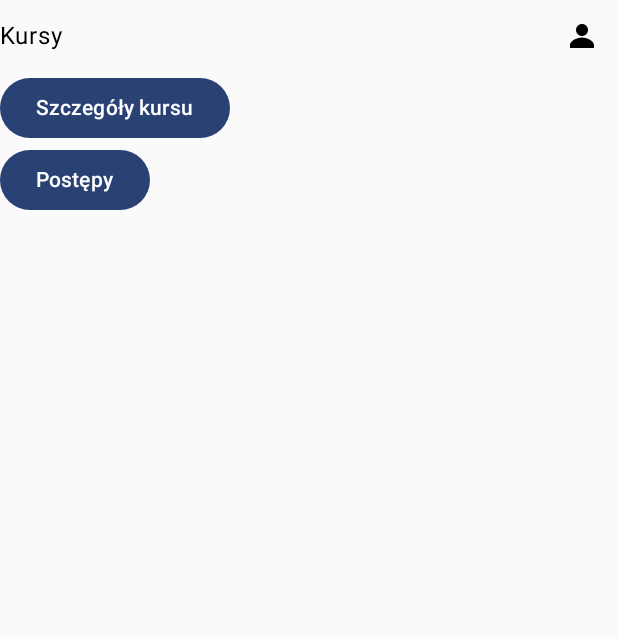
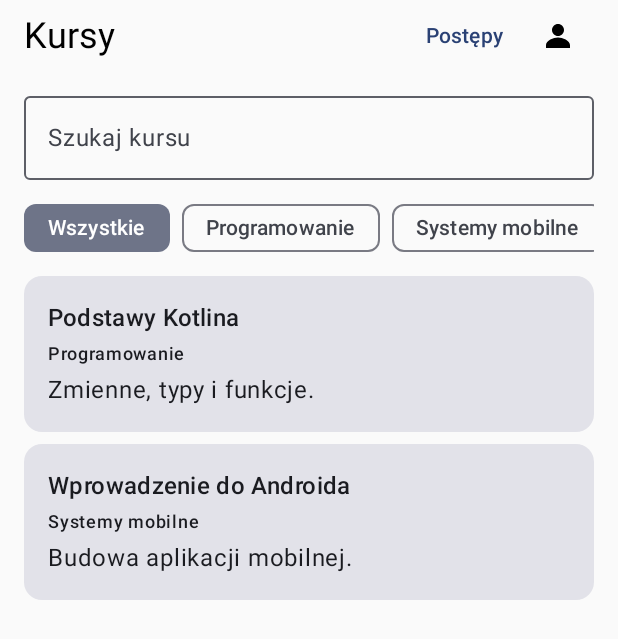
Before and after one commit to asanyx/E-Learning, an Android app built with Jetpack Compose: the CourseListScreen screen opened through its navigation route, on a phone screen of 412 x 824 dp. Shown: the top 639 px of the screen. Run offline under Robolectric (Android 15) with nearby library versions, the phone set to English and light mode, and no system bars; our stand-ins replace Firebase (no records; nobody signed in at launch, a user with empty details on screens opened directly), Room's generated code.

Commit message:
Add CourseRepository and course list screen

```diff
--- a/app/src/main/java/com/example/elearning/ElearningApp.kt
+++ b/app/src/main/java/com/example/elearning/ElearningApp.kt
@@ -1,17 +1,29 @@
 package com.example.elearning
 
 import android.app.Application
+import com.example.elearning.data.remote.FirebaseAuthRepository
+import com.example.elearning.data.repository.AuthRepository
+import com.example.elearning.data.repository.CourseRepository
+import com.example.elearning.data.repository.RoomCourseRepository
 import com.example.elearning.data.local.AppDatabase
 import com.example.elearning.data.local.seedIfEmpty
 import kotlinx.coroutines.CoroutineScope
 import kotlinx.coroutines.Dispatchers
 import kotlinx.coroutines.launch
 
+class AppContainer(application: Application) {
+    val database = AppDatabase.getInstance(application)
+    val courseRepository: CourseRepository = RoomCourseRepository(database.courseDao())
+    val authRepository: AuthRepository by lazy { FirebaseAuthRepository() }
+}
+
 class ElearningApp : Application() {
+    val container by lazy { AppContainer(this) }
+
     override fun onCreate() {
         super.onCreate()
         CoroutineScope(Dispatchers.IO).launch {
-            seedIfEmpty(AppDatabase.getInstance(this@ElearningApp))
+            seedIfEmpty(container.database)
         }
     }
 }
--- a/app/src/main/java/com/example/elearning/data/local/dao/CourseDao.kt
+++ b/app/src/main/java/com/example/elearning/data/local/dao/CourseDao.kt
@@ -15,7 +15,11 @@ interface CourseDao {
     @Query("SELECT * FROM courses WHERE id = :id")
     fun observeById(id: String): Flow<CourseEntity?>
 
-    @Query("SELECT * FROM courses WHERE title LIKE '%' || :query || '%' OR category LIKE '%' || :query || '%'")
+    @Query("""
+        SELECT * FROM courses
+        WHERE title LIKE '%' || REPLACE(REPLACE(REPLACE(:query, '!', '!!'), '%', '!%'), '_', '!_') || '%' ESCAPE '!'
+           OR category LIKE '%' || REPLACE(REPLACE(REPLACE(:query, '!', '!!'), '%', '!%'), '_', '!_') || '%' ESCAPE '!'
+    """)
     fun search(query: String): Flow<List<CourseEntity>>
 
     @Insert(onConflict = OnConflictStrategy.REPLACE)
--- /dev/null
+++ b/app/src/main/java/com/example/elearning/data/repository/CourseRepository.kt
@@ -0,0 +1,9 @@
+package com.example.elearning.data.repository
+
+import com.example.elearning.domain.model.Course
+import kotlinx.coroutines.flow.Flow
+
+interface CourseRepository {
+    fun observeCourses(query: String): Flow<List<Course>>
+    fun observeCourse(id: String): Flow<Course?>
+}
--- /dev/null
+++ b/app/src/main/java/com/example/elearning/data/repository/RoomCourseRepository.kt
@@ -0,0 +1,19 @@
+package com.example.elearning.data.repository
+
+import com.example.elearning.data.local.dao.CourseDao
+import com.example.elearning.data.local.entity.CourseEntity
+import com.example.elearning.domain.model.Course
+import kotlinx.coroutines.flow.Flow
+import kotlinx.coroutines.flow.map
+
+class RoomCourseRepository(private val dao: CourseDao) : CourseRepository {
+    override fun observeCourses(query: String): Flow<List<Course>> {
+        val rows = if (query.isBlank()) dao.observeAll() else dao.search(query.trim())
+        return rows.map { courses -> courses.map { it.toCourse() } }
+    }
+
+    override fun observeCourse(id: String): Flow<Course?> =
+        dao.observeById(id).map { it?.toCourse() }
+
+    private fun CourseEntity.toCourse() = Course(id, title, description, category)
+}
--- /dev/null
+++ b/app/src/main/java/com/example/elearning/domain/model/Course.kt
@@ -0,0 +1,3 @@
+package com.example.elearning.domain.model
+
+data class Course(val id: String, val title: String, val description: String, val category: String)
--- a/app/src/main/java/com/example/elearning/ui/navigation/AppNavHost.kt
+++ b/app/src/main/java/com/example/elearning/ui/navigation/AppNavHost.kt
@@ -10,7 +10,9 @@ import androidx.compose.ui.Alignment
 import androidx.lifecycle.compose.collectAsStateWithLifecycle
 import androidx.lifecycle.viewmodel.compose.viewModel
 import androidx.navigation.compose.currentBackStackEntryAsState
-import com.example.elearning.data.remote.FirebaseAuthRepository
+import androidx.compose.ui.platform.LocalContext
+import com.example.elearning.ElearningApp
+import com.example.elearning.ui.viewmodel.CourseListViewModel
 import com.example.elearning.ui.viewmodel.AuthViewModel
 import androidx.compose.ui.Modifier
 import androidx.navigation.NavType
@@ -31,7 +33,8 @@ import com.example.elearning.ui.screens.ProfileScreen
 @Composable
 fun AppNavHost() {
     val nav = rememberNavController()
-    val factory = remember { AuthViewModel.Factory(FirebaseAuthRepository()) }
+    val container = (LocalContext.current.applicationContext as ElearningApp).container
+    val factory = remember { AuthViewModel.Factory(container.authRepository) }
     val auth: AuthViewModel = viewModel(factory = factory)
     val state by auth.uiState.collectAsStateWithLifecycle()
     if (state.isInitializing) {
@@ -74,8 +77,15 @@ fun AppNavHost() {
             )
         }
         composable(Routes.CourseList) {
+            val courses: CourseListViewModel = viewModel(factory = remember {
+                CourseListViewModel.Factory(container.courseRepository)
+            })
+            val listState by courses.uiState.collectAsStateWithLifecycle()
             CourseListScreen(
-                onCourseDetail = { nav.navigate(Routes.course(it)) },
+                uiState = listState,
+                onQueryChange = courses::setQuery,
+                onCategoryChange = courses::selectCategory,
+                onCourseClick = { nav.navigate(Routes.course(it)) },
                 onProgress = { nav.navigate(Routes.Progress) },
                 onProfile = { nav.navigate(Routes.Profile) }
             )
--- a/app/src/main/java/com/example/elearning/ui/screens/CourseListScreen.kt
+++ b/app/src/main/java/com/example/elearning/ui/screens/CourseListScreen.kt
@@ -1,39 +1,89 @@
 package com.example.elearning.ui.screens
 
 import androidx.compose.foundation.layout.*
+import androidx.compose.foundation.lazy.*
+import androidx.compose.material3.*
+import androidx.compose.runtime.Composable
 import androidx.compose.ui.Alignment
 import androidx.compose.ui.Modifier
 import androidx.compose.ui.res.painterResource
 import androidx.compose.ui.res.stringResource
-import androidx.compose.material3.Icon
-import androidx.compose.material3.IconButton
+import androidx.compose.ui.text.style.TextOverflow
+import androidx.compose.ui.tooling.preview.Preview
+import androidx.compose.ui.unit.dp
+import com.example.elearning.domain.model.Course
+import com.example.elearning.ui.theme.ElearningTheme
+import com.example.elearning.ui.viewmodel.CourseListUiState
 import com.example.platformaELearningowa.R
-import androidx.compose.material3.Button
-import androidx.compose.material3.Text
-import androidx.compose.runtime.Composable
-import androidx.compose.ui.tooling.preview.Preview
-import com.example.elearning.ui.theme.ElearningTheme
 
 @Composable
 fun CourseListScreen(
-    onCourseDetail: (String) -> Unit,
+    uiState: CourseListUiState,
+    onQueryChange: (String) -> Unit,
+    onCategoryChange: (String?) -> Unit,
+    onCourseClick: (String) -> Unit,
     onProgress: () -> Unit,
     onProfile: () -> Unit
 ) {
-    Column {
-        Row(Modifier.fillMaxWidth(), verticalAlignment = Alignment.CenterVertically) {
-            Text(stringResource(R.string.courses_title), Modifier.weight(1f))
+    Column(Modifier.fillMaxSize().padding(horizontal = 16.dp), verticalArrangement = Arrangement.spacedBy(8.dp)) {
+        Row(verticalAlignment = Alignment.CenterVertically) {
+            Text(stringResource(R.string.courses_title), Modifier.weight(1f), style = MaterialTheme.typography.headlineSmall)
+            TextButton(onClick = onProgress) { Text(stringResource(R.string.courses_progress)) }
             IconButton(onClick = onProfile) {
                 Icon(painterResource(R.drawable.ic_profile), stringResource(R.string.profile_title))
             }
         }
-        Button(onClick = { onCourseDetail("course-1") }) { Text("Szczegóły kursu") }
-        Button(onClick = onProgress) { Text("Postępy") }
+        OutlinedTextField(
+            value = uiState.query, onValueChange = onQueryChange,
+            modifier = Modifier.fillMaxWidth(), singleLine = true,
+            label = { Text(stringResource(R.string.courses_search)) },
+            trailingIcon = {
+                if (uiState.query.isNotEmpty()) {
+                    IconButton(onClick = { onQueryChange("") }) {
+                        Icon(painterResource(R.drawable.ic_clear_search), stringResource(R.string.courses_clear))
+                    }
+                }
+            }
+        )
+        LazyRow(horizontalArrangement = Arrangement.spacedBy(8.dp)) {
+            item {
+                FilterChip(selected = uiState.selectedCategory == null, onClick = { onCategoryChange(null) },
+                    label = { Text(stringResource(R.string.courses_all)) })
+            }
+            items(uiState.categories) { category ->
+                FilterChip(selected = uiState.selectedCategory == category, onClick = { onCategoryChange(category) },
+                    label = { Text(category) })
+            }
+        }
+        when {
+            uiState.isLoading -> CircularProgressIndicator(Modifier.align(Alignment.CenterHorizontally))
+            uiState.courses.isEmpty() -> Text(stringResource(R.string.courses_empty))
+            else -> LazyColumn(verticalArrangement = Arrangement.spacedBy(8.dp)) {
+                items(uiState.courses, key = { it.id }) { course ->
+                    Card(onClick = { onCourseClick(course.id) }, modifier = Modifier.fillMaxWidth()) {
+                        Column(Modifier.padding(16.dp), verticalArrangement = Arrangement.spacedBy(4.dp)) {
+                            Text(course.title, style = MaterialTheme.typography.titleMedium)
+                            Text(course.category, style = MaterialTheme.typography.labelMedium)
+                            Text(course.description, maxLines = 2, overflow = TextOverflow.Ellipsis)
+                        }
+                    }
+                }
+            }
+        }
     }
 }
 
 @Preview(showBackground = true)
 @Composable
 private fun CourseListPreview() {
-    ElearningTheme { CourseListScreen({}, {}, {}) }
+    val course = Course("kotlin", "Podstawy Kotlina", "Zmienne, typy i funkcje.", "Programowanie")
+    ElearningTheme {
+        CourseListScreen(CourseListUiState(listOf(course), listOf(course.category), isLoading = false), {}, {}, {}, {}, {})
+    }
 }
+
+@Preview(showBackground = true)
+@Composable
+private fun EmptyCourseListPreview() {
+    ElearningTheme { CourseListScreen(CourseListUiState(isLoading = false), {}, {}, {}, {}, {}) }
+}
--- /dev/null
+++ b/app/src/main/java/com/example/elearning/ui/viewmodel/CourseListViewModel.kt
@@ -0,0 +1,54 @@
+package com.example.elearning.ui.viewmodel
+
+import androidx.lifecycle.ViewModel
+import androidx.lifecycle.ViewModelProvider
+import androidx.lifecycle.viewModelScope
+import com.example.elearning.data.repository.CourseRepository
+import com.example.elearning.domain.model.Course
+import kotlinx.coroutines.ExperimentalCoroutinesApi
+import kotlinx.coroutines.delay
+import kotlinx.coroutines.flow.*
+import kotlinx.coroutines.launch
+
+data class CourseListUiState(
+    val courses: List<Course> = emptyList(),
+    val categories: List<String> = emptyList(),
+    val query: String = "",
+    val selectedCategory: String? = null,
+    val isLoading: Boolean = true
+)
+
+@OptIn(ExperimentalCoroutinesApi::class)
+class CourseListViewModel(repository: CourseRepository) : ViewModel() {
+    private val state = MutableStateFlow(CourseListUiState())
+    val uiState = state.asStateFlow()
+
+    init {
+        val all = repository.observeCourses("").shareIn(viewModelScope, SharingStarted.Eagerly, replay = 1)
+        val matches = state.map { it.query.trim() }.distinctUntilChanged().flatMapLatest { query ->
+            if (query.isEmpty()) all else flow {
+                delay(300)
+                emitAll(repository.observeCourses(query))
+            }
+        }
+        viewModelScope.launch {
+            combine(all, matches, state.map { it.selectedCategory }.distinctUntilChanged()) { full, found, category ->
+                val visible = if (category == null) found else found.filter { it.category == category }
+                visible to full.map { it.category }.distinct()
+            }.collect { (courses, categories) ->
+                state.update { it.copy(courses = courses, categories = categories, isLoading = false) }
+            }
+        }
+    }
+
+    fun setQuery(text: String) { state.update { it.copy(query = text) } }
+
+    fun selectCategory(category: String?) { state.update { it.copy(selectedCategory = category) } }
+
+    class Factory(private val repository: CourseRepository) : ViewModelProvider.Factory {
+        override fun <T : ViewModel> create(modelClass: Class<T>): T {
+            require(modelClass.isAssignableFrom(CourseListViewModel::class.java))
+            return modelClass.cast(CourseListViewModel(repository))!!
+        }
+    }
+}
--- /dev/null
+++ b/app/src/main/res/drawable/ic_clear_search.xml
@@ -0,0 +1,6 @@
+<vector xmlns:android="http://schemas.android.com/apk/res/android"
+    android:width="24dp" android:height="24dp"
+    android:viewportWidth="24" android:viewportHeight="24">
+    <path android:pathData="M6,6 L18,18 M18,6 L6,18"
+        android:strokeWidth="2" android:strokeColor="#FF000000" />
+</vector>
--- a/app/src/main/res/values/strings.xml
+++ b/app/src/main/res/values/strings.xml
@@ -30,4 +30,9 @@
     <string name="profile_back">Wstecz</string>
     <string name="profile_save">Zapisz</string>
     <string name="profile_sign_out">Wyloguj</string>
+    <string name="courses_search">Szukaj kursu</string>
+    <string name="courses_clear">Wyczyść wyszukiwanie</string>
+    <string name="courses_all">Wszystkie</string>
+    <string name="courses_empty">Brak kursów pasujących do wyszukiwania</string>
+    <string name="courses_progress">Postępy</string>
 </resources>
```
Also changed, not shown: 2 other files.
